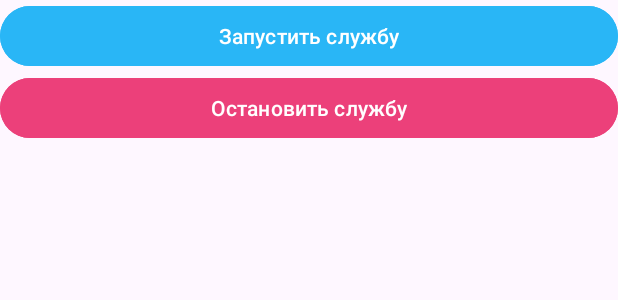
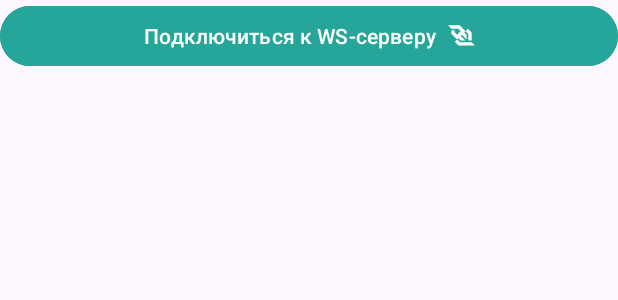
Before and after one commit to aakumykov/selected_text_web_search, an Android app: the layout activity_server.xml on its own in the app's theme, with its tools: preview values and no code run, on a phone screen of 412 x 824 dp. Shown: the top 300 px of the screen. Run offline under Robolectric (Android 15) with nearby library versions, the phone set to English and light mode, and no system bars.

Commit message:
Убирает из ServerActivity механизм подключаемой солужбы. Добавляет заготовку для соединения с WS-сервером.

```diff
--- a/ktor_server/src/main/res/layout/activity_server.xml
+++ b/ktor_server/src/main/res/layout/activity_server.xml
@@ -13,13 +13,24 @@
         android:layout_width="match_parent"
         android:layout_height="wrap_content"
         android:backgroundTint="#29B6F6"
-        android:text="Запустить службу" />
+        android:text="Запустить службу"
+        android:visibility="gone" />
 
     <Button
         android:id="@+id/stopServiceButton"
         android:layout_width="match_parent"
         android:layout_height="wrap_content"
         android:backgroundTint="#EC407A"
-        android:text="Остановить службу" />
+        android:text="Остановить службу"
+        android:visibility="gone" />
+
+    <Button
+        android:id="@+id/connectToWebsocketServerButton"
+        android:layout_width="match_parent"
+        android:layout_height="wrap_content"
+        android:backgroundTint="#26A69A"
+        android:text="Подключиться к WS-серверу"
+        app:icon="@drawable/ic_websocket"
+        app:iconGravity="textEnd"/>
 
 </LinearLayout>
```
Also changed, not shown: ktor_server/src/main/java/com/github/aakumykov/ktor_server/ServerActivity.kt (+9 -26 lines).
